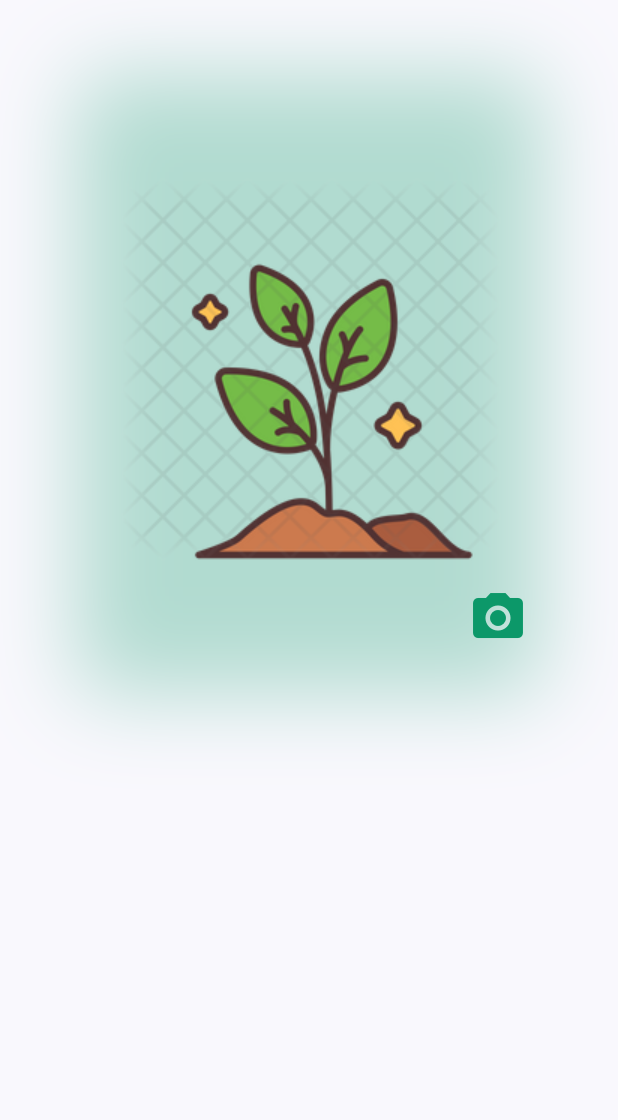
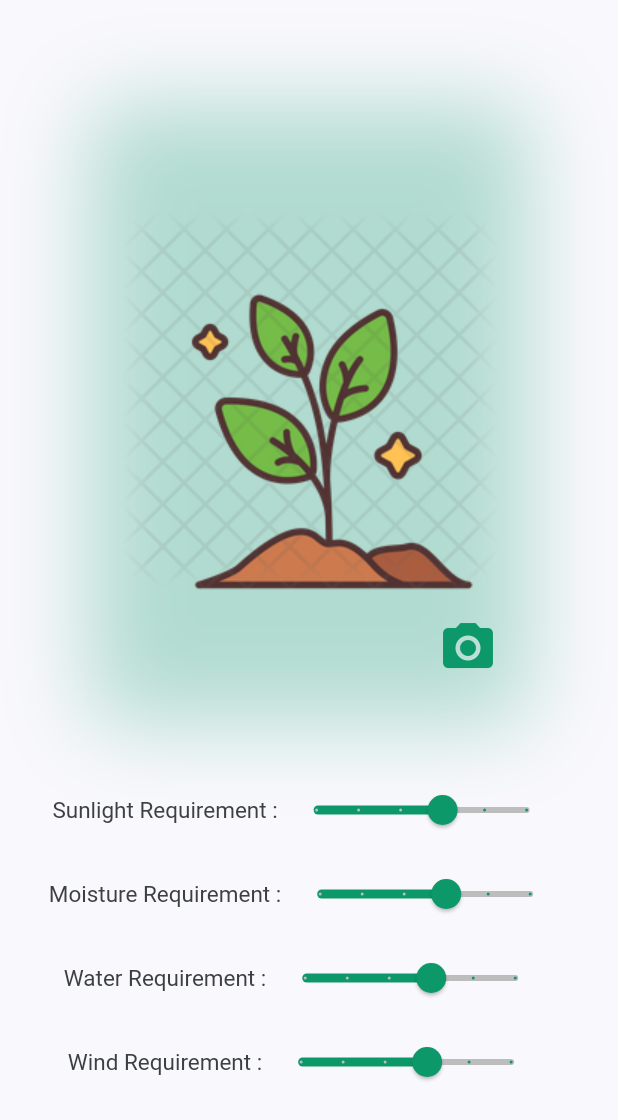
Before and after one commit to harshs0203/SapTrade, a Flutter app: the screen it shows after launch, on a phone screen of 412 x 824 dp. Shown: the top 1120 px of the screen. Run offline on Flutter 3.47's test engine with Material 2 defaults, Android fonts, the light colour scheme and no system bars; our stand-ins replace flutter_svg, image_picker.

Commit message:
Functionality Custom Sliders Added

```diff
--- a/lib/SaleScreen/Sub Screens/plant_details.dart
+++ b/lib/SaleScreen/Sub Screens/plant_details.dart
@@ -1,5 +1,7 @@
 import 'package:flutter/material.dart';
+import 'package:sap_trade/SaleScreen/components/CustomSlider.dart';
 import 'package:sap_trade/SaleScreen/components/plant_image.dart';
+import 'package:sap_trade/constants.dart';
 
 class PlantDetails extends StatefulWidget {
   @override
@@ -7,14 +9,21 @@ class PlantDetails extends StatefulWidget {
 }
 
 class _PlantDetailsState extends State<PlantDetails> {
+
   @override
   Widget build(BuildContext context) {
     return Scaffold(
-      body: Column(
-        children: [
-          PlantImage(),
-
-        ],
+      body: Padding(
+        padding: const EdgeInsets.all(kDefaultPadding),
+        child: Column(
+          children: [
+            PlantImage(),
+            CustomSlider(sliderName: 'Sunlight Requirement',numberOfDivisions: 5),
+            CustomSlider(sliderName: 'Moisture Requirement',numberOfDivisions: 5),
+            CustomSlider(sliderName: 'Water Requirement',numberOfDivisions: 5),
+            CustomSlider(sliderName: 'Wind Requirement',numberOfDivisions: 5),
+          ],
+        ),
       ),
     );
   }
--- /dev/null
+++ b/lib/SaleScreen/components/CustomSlider.dart
@@ -0,0 +1,72 @@
+import 'package:flutter/material.dart';
+
+import '../../constants.dart';
+
+double currentSliderValue = 50;
+String label;
+
+// ignore: must_be_immutable
+class CustomSlider extends StatefulWidget {
+  const CustomSlider({Key key, @required this.sliderName, @required this.numberOfDivisions}) : super(key: key);
+
+
+  @override
+  _CustomSliderState createState() => _CustomSliderState();
+  final String sliderName;
+  final int numberOfDivisions;
+}
+
+class _CustomSliderState extends State<CustomSlider> {
+  @override
+  Widget build(BuildContext context) {
+    return Container(
+      margin: EdgeInsets.fromLTRB(0, 4, 0, 4),
+      alignment: Alignment.centerLeft,
+      child: Row(
+        mainAxisAlignment: MainAxisAlignment.center,
+        children: [
+          Text(widget.sliderName+'\t'':',
+          style: TextStyle(
+            fontSize: 15.0,
+          ),
+          ),
+          Slider(
+            activeColor: kPrimaryColor,
+            inactiveColor: Colors.grey.shade400,
+            value: currentSliderValue,
+            min: 0,
+            max: 100,
+            divisions: widget.numberOfDivisions,
+            label: label,
+            onChanged: (double value) {
+              setState(() {
+                currentSliderValue = value;
+                label = labelString(currentSliderValue);
+              });
+            },
+          ),
+        ],
+      ),
+    );
+  }
+
+  String labelString(double currentSliderValue) {
+    String label;
+
+    if (currentSliderValue <= 20.0) {
+      label = 'very low';
+    } else if (currentSliderValue <= 40.0) {
+      label = 'low';
+    } else if (currentSliderValue <= 60.0) {
+      label = 'normal';
+    } else if (currentSliderValue <= 80.0) {
+      label = 'high';
+    } else if (currentSliderValue <= 100.0) {
+      label = 'very high';
+    } else {
+      label = 'invalid';
+    }
+
+    return label;
+  }
+}
```
